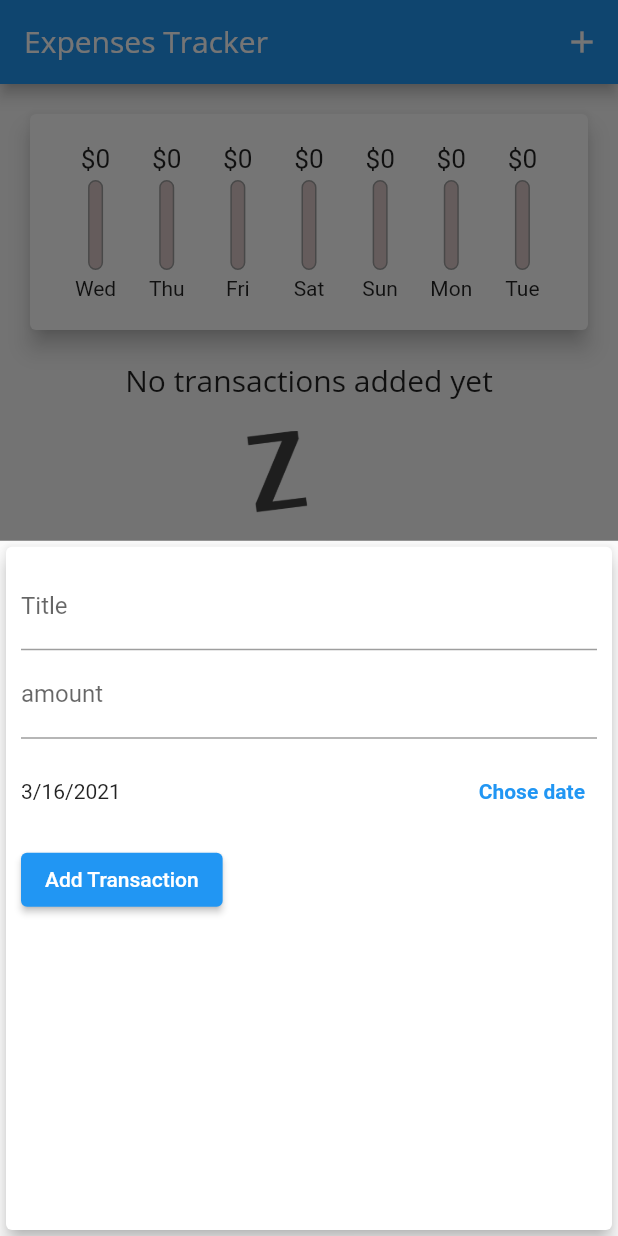
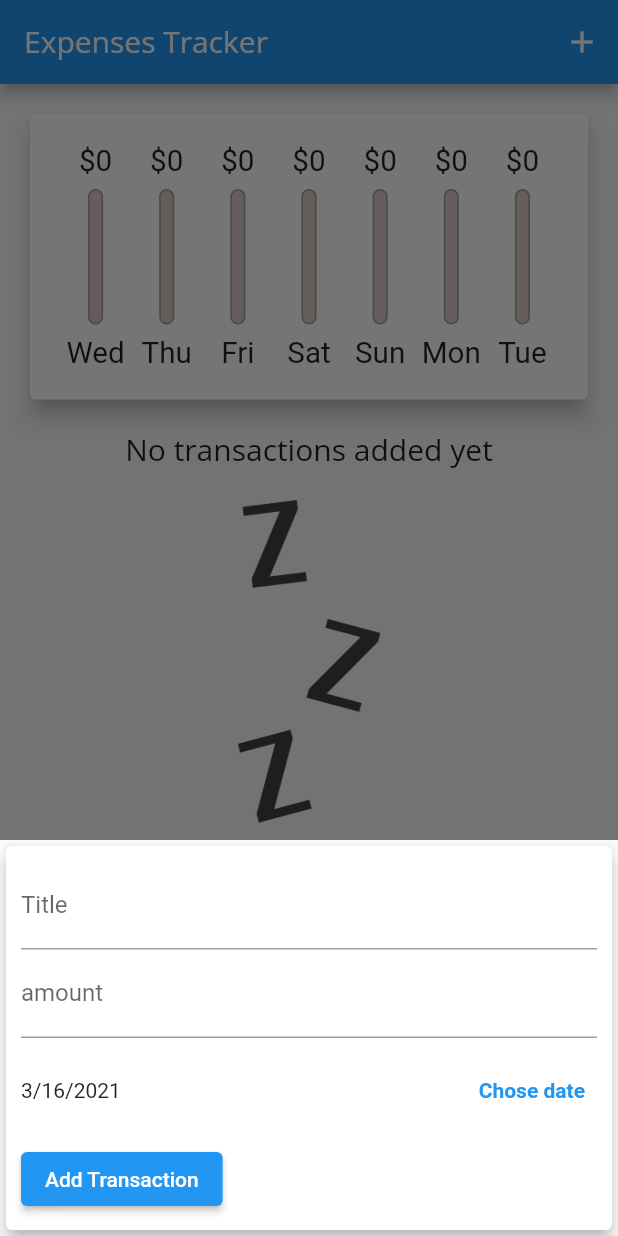
Before and after one commit to JuanBalceda/expenses_tracker, a Flutter app: the screen it shows after launch, after a tap on the "add" icon, on a phone screen of 412 x 824 dp. Run offline on Flutter 3.47's test engine with Material 2 defaults, Android fonts, the phone set to English and light mode, and no system bars.

Commit message:
Added responsiveness

```diff
--- a/lib/main.dart
+++ b/lib/main.dart
@@ -5,7 +5,14 @@ import 'package:expenses_tracker/widgets/transaction_list.dart';
 import 'package:flutter/cupertino.dart';
 import 'package:flutter/material.dart';
 
-void main() => runApp(ExpensesTrackerApp());
+void main() {
+  // WidgetsFlutterBinding.ensureInitialized();
+  // SystemChrome.setPreferredOrientations([
+  //   DeviceOrientation.portraitUp,
+  //   DeviceOrientation.portraitDown,
+  // ]);
+  runApp(ExpensesTrackerApp());
+}
 
 class ExpensesTrackerApp extends StatelessWidget {
   @override
@@ -58,6 +65,7 @@ class HomePage extends StatefulWidget {
 
 class _HomePageState extends State<HomePage> {
   List<Transaction> _userTransactions = [];
+  bool _showChart = false;
 
   List<Transaction> get _recentTransactions {
     return _userTransactions.where((tx) {
@@ -107,6 +115,29 @@ class _HomePageState extends State<HomePage> {
   Widget build(BuildContext context) {
     var platForm = Theme.of(context).platform;
     var isIOS = platForm == TargetPlatform.iOS;
+    var mediaQuery = MediaQuery.of(context);
+    var isLandscape = mediaQuery.orientation == Orientation.landscape;
+
+    var appBar = AppBar(
+      title: Text('Expenses Tracker'),
+      actions: [
+        Builder(
+          builder: (context) => IconButton(
+            icon: Icon(Icons.add),
+            onPressed: () => _startNewTransaction(context),
+          ),
+        ),
+      ],
+    );
+
+    var availableHeight = mediaQuery.size.height -
+        appBar.preferredSize.height -
+        mediaQuery.padding.top;
+
+    var transactions = Container(
+      height: availableHeight * 0.7,
+      child: TransactionList(_userTransactions, _deleteTransaction),
+    );
 
     return isIOS
         ? CupertinoPageScaffold(
@@ -131,23 +162,39 @@ class _HomePageState extends State<HomePage> {
             ),
           )
         : Scaffold(
-            appBar: AppBar(
-              title: Text('Expenses Tracker'),
-              actions: [
-                Builder(
-                  builder: (context) => IconButton(
-                    icon: Icon(Icons.add),
-                    onPressed: () => _startNewTransaction(context),
-                  ),
-                ),
-              ],
-            ),
+            appBar: appBar,
             body: SingleChildScrollView(
               child: Column(
                 crossAxisAlignment: CrossAxisAlignment.stretch,
                 children: [
-                  Chart(_recentTransactions),
-                  TransactionList(_userTransactions, _deleteTransaction),
+                  if (isLandscape)
+                    Row(
+                      mainAxisAlignment: MainAxisAlignment.center,
+                      children: [
+                        Text('Show Chart'),
+                        Switch(
+                          value: _showChart,
+                          onChanged: (val) {
+                            setState(() {
+                              _showChart = val;
+                            });
+                          },
+                        ),
+                      ],
+                    ),
+                  if (!isLandscape)
+                    Container(
+                      height: availableHeight * 0.3,
+                      child: Chart(_recentTransactions),
+                    ),
+                  if (!isLandscape) transactions,
+                  if (isLandscape)
+                    _showChart
+                        ? Container(
+                            height: availableHeight * 0.7,
+                            child: Chart(_recentTransactions),
+                          )
+                        : transactions,
                 ],
               ),
             ),
--- a/lib/widgets/chart_bar.dart
+++ b/lib/widgets/chart_bar.dart
@@ -9,19 +9,20 @@ class ChartBar extends StatelessWidget {
 
   @override
   Widget build(BuildContext context) {
+    return LayoutBuilder(builder: (ctx, constraints) {
       return Column(
         children: [
           Container(
-          height: 20,
+            height: constraints.maxHeight * 0.15,
             child: FittedBox(
               child: Text('\$${spendingAmount.toStringAsFixed(0)}'),
             ),
           ),
           SizedBox(
-          height: 4,
+            height: constraints.maxHeight * 0.05,
           ),
           Container(
-          height: 60,
+            height: constraints.maxHeight * 0.6,
             width: 10,
             child: Stack(
               children: [
@@ -45,10 +46,16 @@ class ChartBar extends StatelessWidget {
             ),
           ),
           SizedBox(
-          height: 4,
+            height: constraints.maxHeight * 0.05,
           ),
-        Text(label),
+          Container(
+            height: constraints.maxHeight * 0.15,
+            child: FittedBox(
+              child: Text(label),
+            ),
+          ),
         ],
       );
+    });
   }
 }
--- a/lib/widgets/new_transaction.dart
+++ b/lib/widgets/new_transaction.dart
@@ -50,9 +50,15 @@ class _NewTransactionState extends State<NewTransaction> {
 
   @override
   Widget build(BuildContext context) {
-    return Card(
+    return SingleChildScrollView(
+      child: Card(
         child: Container(
-        padding: EdgeInsets.all(10),
+          padding: EdgeInsets.only(
+            top: 10,
+            left: 10,
+            right: 10,
+            bottom: MediaQuery.of(context).viewInsets.bottom + 10,
+          ),
           child: Column(
             crossAxisAlignment: CrossAxisAlignment.start,
             children: [
@@ -92,6 +98,7 @@ class _NewTransactionState extends State<NewTransaction> {
           ),
         ),
         elevation: 5,
+      ),
     );
   }
 }
--- a/lib/widgets/transaction_list.dart
+++ b/lib/widgets/transaction_list.dart
@@ -5,14 +5,14 @@ import 'package:flutter/material.dart';
 class TransactionList extends StatelessWidget {
   final List<Transaction> transactions;
   final Function deleteTransaction;
+
   TransactionList(this.transactions, this.deleteTransaction);
 
   @override
   Widget build(BuildContext context) {
-    return Container(
-      height: 300,
-      child: transactions.isEmpty
-          ? Column(
+    return transactions.isEmpty
+        ? LayoutBuilder(builder: (ctx, constraints) {
+            return Column(
               children: [
                 Text(
                   'No transactions added yet',
@@ -22,21 +22,20 @@ class TransactionList extends StatelessWidget {
                   height: 20,
                 ),
                 Container(
-                  height: 200,
+                  height: constraints.maxHeight * 0.4,
                   child: Image.asset(
                     'assets/images/waiting.png',
                     fit: BoxFit.cover,
                   ),
                 ),
               ],
-            )
+            );
+          })
         : ListView.builder(
             itemBuilder: (ctx, i) {
               return TransactionListItem(transactions[i], deleteTransaction);
             },
             itemCount: transactions.length,
-              // children: transactions.map((tx) => TransactionListItem(tx)).toList(),
-            ),
           );
   }
 }
--- a/lib/widgets/transaction_list_item.dart
+++ b/lib/widgets/transaction_list_item.dart
@@ -33,11 +33,18 @@ class TransactionListItem extends StatelessWidget {
         subtitle: Text(
           DateFormat.yMMMMd().format(_transaction.date),
         ),
-        trailing: IconButton(
-          icon: Icon(Icons.delete),
-          color: Colors.red,
-          onPressed: () => deleteTransaction(_transaction.id),
-        ),
+        trailing: MediaQuery.of(context).size.width > 400
+            ? TextButton.icon(
+                onPressed: () => deleteTransaction(_transaction.id),
+                icon: Icon(Icons.delete),
+                label: Text('Delete'),
+                style: TextButton.styleFrom(primary: Colors.red),
+              )
+            : IconButton(
+                icon: Icon(Icons.delete),
+                color: Colors.red,
+                onPressed: () => deleteTransaction(_transaction.id),
+              ),
       ),
     );
   }
```
Lines whose indentation alone changed are shown as unchanged.
